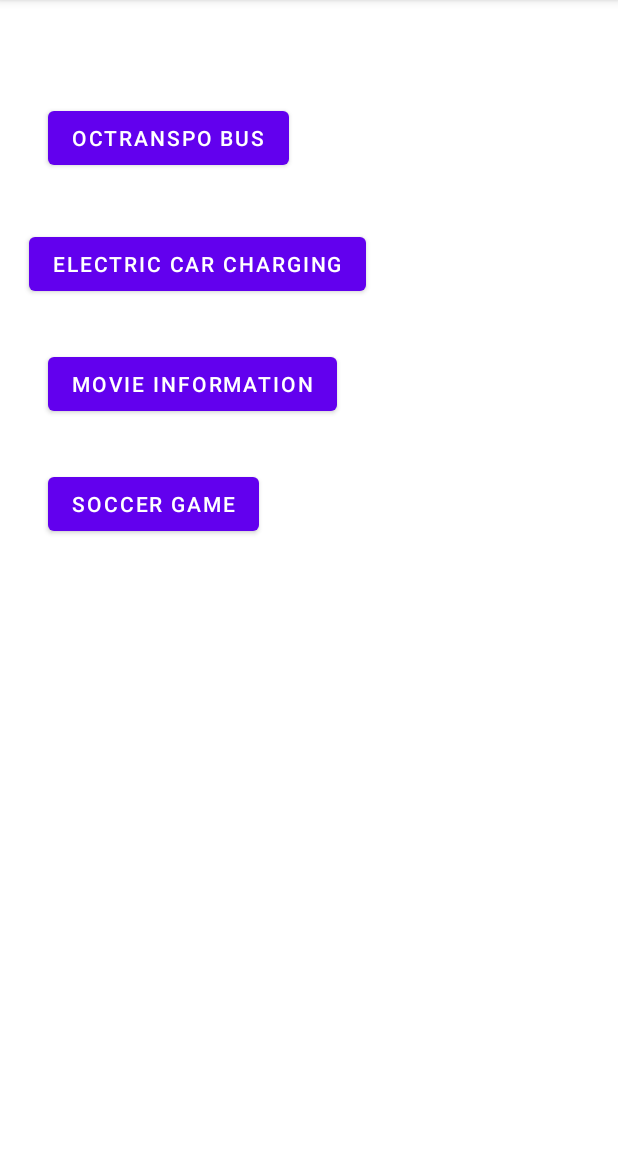
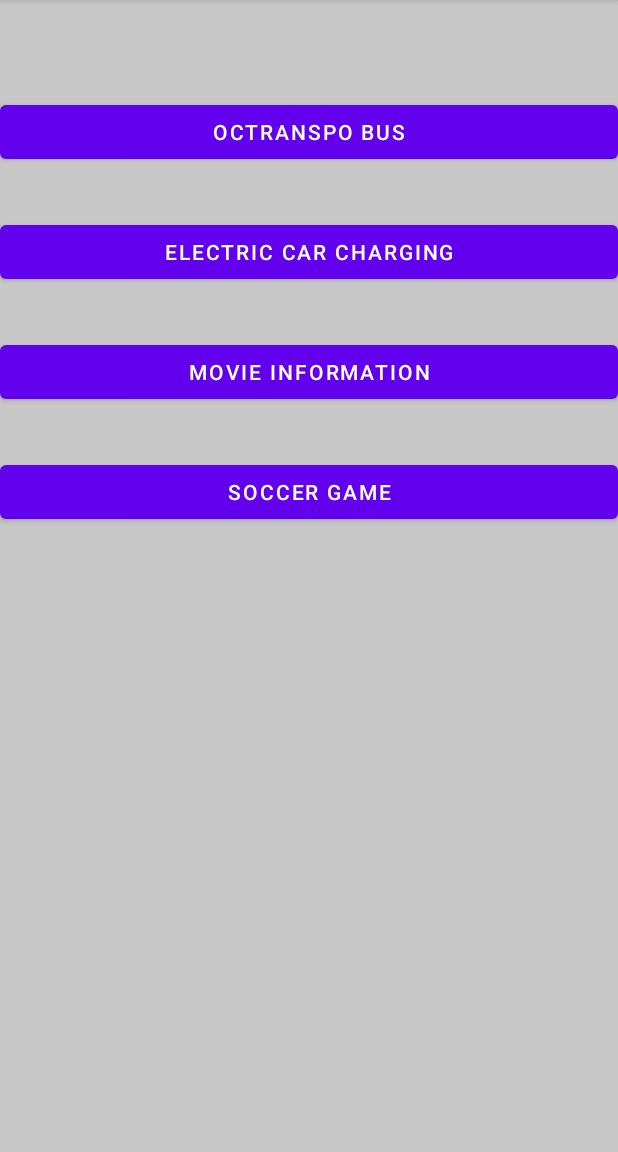
Before and after one commit to chaohao1214/GroupProject, an Android app: the screen it shows after launch (MainActivity), on a phone screen of 412 x 824 dp, the part 84-1236 px from its top. Run offline under Robolectric (Android 15) with nearby library versions, the phone set to English and light mode, and no system bars.

Commit message:
commit:  saving my work

```diff
--- a/app/src/main/java/com/example/groupproject/SoccerActivitySecond.java
+++ b/app/src/main/java/com/example/groupproject/SoccerActivitySecond.java
@@ -51,11 +51,18 @@ public class SoccerActivitySecond extends AppCompatActivity {
             editor.apply();
             welcome.setText(greeting.concat(" ")+editName.getText().toString().toUpperCase());
         });
-        toNextPage.setOnClickListener(new View.OnClickListener() {
-            @Override
-            public void onClick(View v) {
-                openSoccerGamesApiApp();
-            }
+
+        AlertDialog.Builder builder = new AlertDialog.Builder(SoccerActivitySecond.this);
+        toNextPage.setOnClickListener( clk ->{
+            builder.setMessage("Are you sure you want to go to the next page ? \n" )
+                    .setTitle("Question")
+                    .setNegativeButton("No", (dialog, cl) -> {})
+                    .setPositiveButton("Yes", (dialog, cl) -> {
+
+                        openSoccerGamesApiApp();
+
+                    }).create().show();
+
         });
 
     }
--- a/app/src/main/res/layout/activity_main.xml
+++ b/app/src/main/res/layout/activity_main.xml
@@ -2,56 +2,49 @@
 <androidx.constraintlayout.widget.ConstraintLayout xmlns:android="http://schemas.android.com/apk/res/android"
     xmlns:app="http://schemas.android.com/apk/res-auto"
     xmlns:tools="http://schemas.android.com/tools"
+    android:background="@color/cardview_shadow_start_color"
     android:layout_width="match_parent"
     android:layout_height="match_parent"
     tools:context=".MainActivity">
 
     <Button
         android:id="@+id/OCTranspo"
-        android:layout_width="wrap_content"
+        android:layout_width="match_parent"
         android:layout_height="wrap_content"
-        android:layout_marginStart="32dp"
-        android:layout_marginLeft="32dp"
-        android:layout_marginTop="32dp"
+        android:layout_marginTop="64dp"
         android:text="OCTranspo Bus"
-        app:layout_constraintBottom_toTopOf="@+id/CarCharge"
+        app:layout_constraintEnd_toEndOf="parent"
         app:layout_constraintStart_toStartOf="parent"
         app:layout_constraintTop_toTopOf="parent" />
 
     <Button
         android:id="@+id/CarCharge"
-        android:layout_width="wrap_content"
+        android:layout_width="match_parent"
         android:layout_height="wrap_content"
-        android:layout_marginTop="152dp"
-        android:layout_marginEnd="168dp"
-        android:layout_marginRight="168dp"
+        android:layout_marginTop="32dp"
+        android:layout_marginBottom="16dp"
         android:text="Electric Car Charging"
-        app:layout_constraintEnd_toEndOf="parent"
-        app:layout_constraintTop_toTopOf="parent" />
+        app:layout_constraintBottom_toTopOf="@+id/MovieInfo"
+        app:layout_constraintTop_toBottomOf="@+id/OCTranspo"
+        tools:layout_editor_absoluteX="16dp" />
 
     <Button
         android:id="@+id/Soccer"
-        android:layout_width="wrap_content"
+        android:layout_width="match_parent"
         android:layout_height="wrap_content"
-        android:layout_marginStart="32dp"
-        android:layout_marginLeft="32dp"
         android:layout_marginTop="32dp"
         android:text="Soccer Game"
-        app:layout_constraintStart_toStartOf="parent"
-        app:layout_constraintTop_toBottomOf="@+id/MovieInfo" />
+        app:layout_constraintTop_toBottomOf="@+id/MovieInfo"
+        tools:layout_editor_absoluteX="-16dp" />
 
     <Button
         android:id="@+id/MovieInfo"
-        android:layout_width="wrap_content"
+        android:layout_width="match_parent"
         android:layout_height="wrap_content"
-        android:layout_marginStart="32dp"
-        android:layout_marginLeft="32dp"
-        android:layout_marginTop="32dp"
-        android:layout_marginEnd="240dp"
-        android:layout_marginRight="240dp"
+        android:layout_marginTop="16dp"
+        android:layout_marginBottom="32dp"
         android:text="Movie Information"
-        app:layout_constraintEnd_toEndOf="parent"
-        app:layout_constraintHorizontal_bias="0.0"
-        app:layout_constraintStart_toStartOf="parent"
-        app:layout_constraintTop_toBottomOf="@+id/CarCharge" />
+        app:layout_constraintBottom_toTopOf="@+id/Soccer"
+        app:layout_constraintTop_toBottomOf="@+id/CarCharge"
+        tools:layout_editor_absoluteX="-16dp" />
 </androidx.constraintlayout.widget.ConstraintLayout>
```
